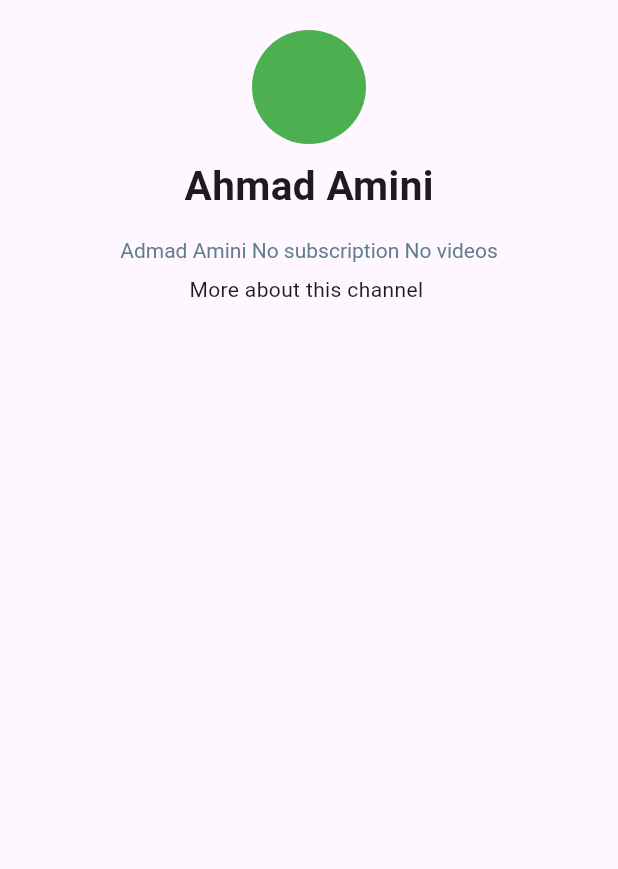
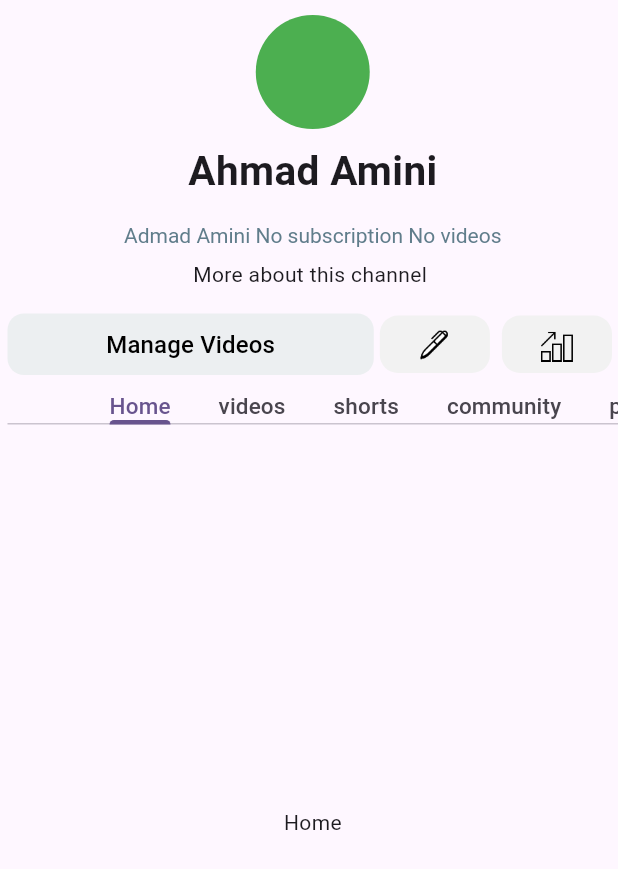
Before and after one commit to yashXc0des/Youtubecloneinflutter, a Flutter app: the screen it shows once a user with an empty profile is signed in, on a phone screen of 412 x 824 dp. Shown: the top 869 px of the screen. Run offline on Flutter 3.47's test engine with Material 3 defaults, Android fonts, the phone set to English and light mode, and no system bars; our stand-ins replace cloud_firestore, firebase_auth, firebase_core, flutter_riverpod, google_nav_bar, google_sign_in; missing offline and left inert: video_editor; accounts and stored records are empty.

Commit message:
03-08-2024 youtubeclone 2-00-00

```diff
--- a/lib/features/channel/my_channel/pages/my_channel_screen.dart
+++ b/lib/features/channel/my_channel/pages/my_channel_screen.dart
@@ -1,45 +1,34 @@
 import 'package:flutter/cupertino.dart';
 import 'package:flutter/material.dart';
+import 'package:youtubeclonenow2/cores/widgets/image_button.dart';
+import 'package:youtubeclonenow2/features/channel/my_channel/parts/tabpartwidget.dart';
+
+import '../parts/buttons.dart';
+import '../parts/tabbarview.dart';
+import '../parts/toppartwidget.dart';
 
 class MyChannelScreen extends StatelessWidget {
   const MyChannelScreen({super.key});
 
   @override
   Widget build(BuildContext context) {
-    return Scaffold(
+    return const DefaultTabController(length: 7, child: Scaffold(
       body: SafeArea(
         child: Padding(
-          padding: EdgeInsets.all(20.0),
+          padding: EdgeInsets.only(top:10,bottom: 10,left: 5),
           child: Column(
             children: [
-              const Center(
-                child: CircleAvatar(
-                  radius: 38,
-                  backgroundColor: Colors.green,
-                ),
+              Toppart(),
+              buttonspart(),
+              Padding(
+                padding: EdgeInsets.only(top: 10),
+                child: tabpart()
               ),
-              Padding(
-                padding: const EdgeInsets.all(8.0),
-                child: const Text("Ahmad Amini",style: TextStyle(
-                  fontSize: 27,
-                  fontWeight: FontWeight.bold
-                ),),
-              ),
-              Padding(
-                padding: const EdgeInsets.all(8.0),
-                child: RichText(text: const TextSpan(
-                    style:TextStyle(color: Colors.blueGrey),
-                    children: [
-                  TextSpan(text: "Admad Amini "),
-                    TextSpan(text: "No subscription "),
-                    TextSpan(text: "No videos")
-                ])),
-              ),
-              Text("More about this channel ")
+              Tabbarview()
             ],
           ),
         ),
       ),
-    );
+    ));
   }
 }
--- /dev/null
+++ b/lib/features/channel/my_channel/parts/buttons.dart
@@ -0,0 +1,38 @@
+import 'package:flutter/material.dart';
+
+import '../../../../cores/widgets/image_button.dart';
+class buttonspart extends StatelessWidget {
+  const buttonspart({super.key});
+
+  @override
+  Widget build(BuildContext context) {
+    return Column(
+      children: [
+        Text("More about this channel "),
+        Padding(
+          padding: const EdgeInsets.only(top: 16),
+          child: Row(
+            //mainAxisAlignment: MainAxisAlignment.center,
+            crossAxisAlignment: CrossAxisAlignment.center,
+            children: [
+              Expanded(
+                flex: 3,
+                child: Container(
+                  height: 41,
+                  width: 150,
+                  decoration: BoxDecoration(
+                      borderRadius: BorderRadius.circular(11),
+                      color: Colors.blueGrey.shade50
+                  ),
+                  child: Center(child: TextButton(onPressed: (){}, child: Text("Manage Videos",style: TextStyle(color: Colors.black,fontSize:16)))),
+                ),
+              ),
+              Expanded(child: ImageButton(onPressed: (){}, image: "pen.png", haveColor: true)),
+              Expanded(child: ImageButton(onPressed: (){}, image: "time-watched.png", haveColor:true)),
+            ],
+          ),
+        ),
+      ],
+    );
+  }
+}
--- /dev/null
+++ b/lib/features/channel/my_channel/parts/tabbarview.dart
@@ -0,0 +1,21 @@
+import 'package:flutter/material.dart';
+class Tabbarview extends StatelessWidget {
+  const Tabbarview({super.key});
+
+  @override
+  Widget build(BuildContext context) {
+    return const Expanded(
+        child: TabBarView(children: [
+          Center(child: Text("Home")),
+          Center(child: Text("videos")),
+          Center(child: Text("shorts")),
+          Center(child: Text("community")),
+          Center(child: Text("playlist")),
+          Center(child: Text("channel")),
+          Center(child: Text("about")),
+
+
+
+        ]));
+  }
+}
--- /dev/null
+++ b/lib/features/channel/my_channel/parts/tabpartwidget.dart
@@ -0,0 +1,28 @@
+import 'package:flutter/material.dart';
+class tabpart extends StatelessWidget {
+  const tabpart({super.key});
+
+  @override
+  Widget build(BuildContext context) {
+    return const Expanded(
+      child: TabBar(
+      isScrollable: true,
+      labelStyle: TextStyle(
+          fontSize: 15,
+          fontWeight: FontWeight.w500
+      ),
+      indicatorSize: TabBarIndicatorSize.label,
+      indicatorPadding: EdgeInsets.only(top: 10),
+      tabs: [
+        Text("Home"),
+        Text("videos"),
+        Text("shorts"),
+        Text("community"),
+        Text("playlist"),
+        Text("channels"),
+        Text("about"),
+
+      ]),
+    );
+  }
+}
--- /dev/null
+++ b/lib/features/channel/my_channel/parts/toppartwidget.dart
@@ -0,0 +1,35 @@
+import 'package:flutter/material.dart';
+class Toppart extends StatelessWidget {
+  const Toppart({super.key});
+
+  @override
+  Widget build(BuildContext context) {
+    return Column(
+      children: [
+        const Center(
+          child: CircleAvatar(
+            radius: 38,
+            backgroundColor: Colors.green,
+          ),
+        ),
+        const Padding(
+          padding: EdgeInsets.all(8.0),
+          child: Text("Ahmad Amini",style: TextStyle(
+              fontSize: 27,
+              fontWeight: FontWeight.bold
+          ),),
+        ),
+        Padding(
+          padding: const EdgeInsets.all(8.0),
+          child: RichText(text: const TextSpan(
+              style:TextStyle(color: Colors.blueGrey),
+              children: [
+                TextSpan(text: "Admad Amini "),
+                TextSpan(text: "No subscription "),
+                TextSpan(text: "No videos")
+              ])),
+        ),
+      ],
+    );
+  }
+}
```
